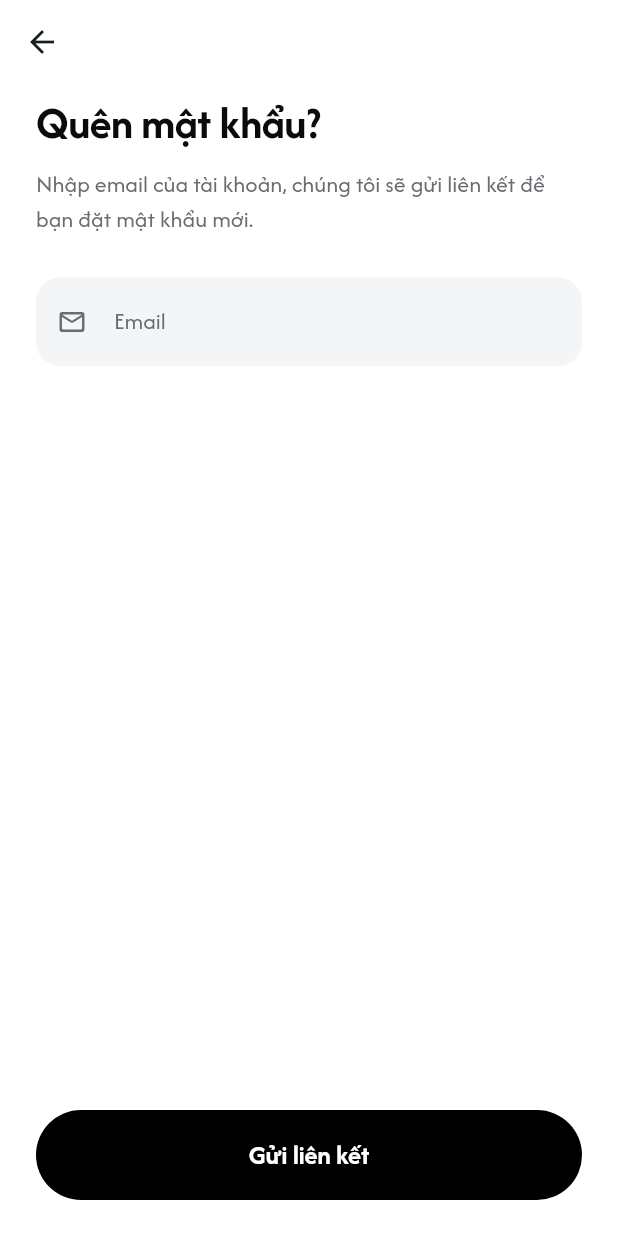
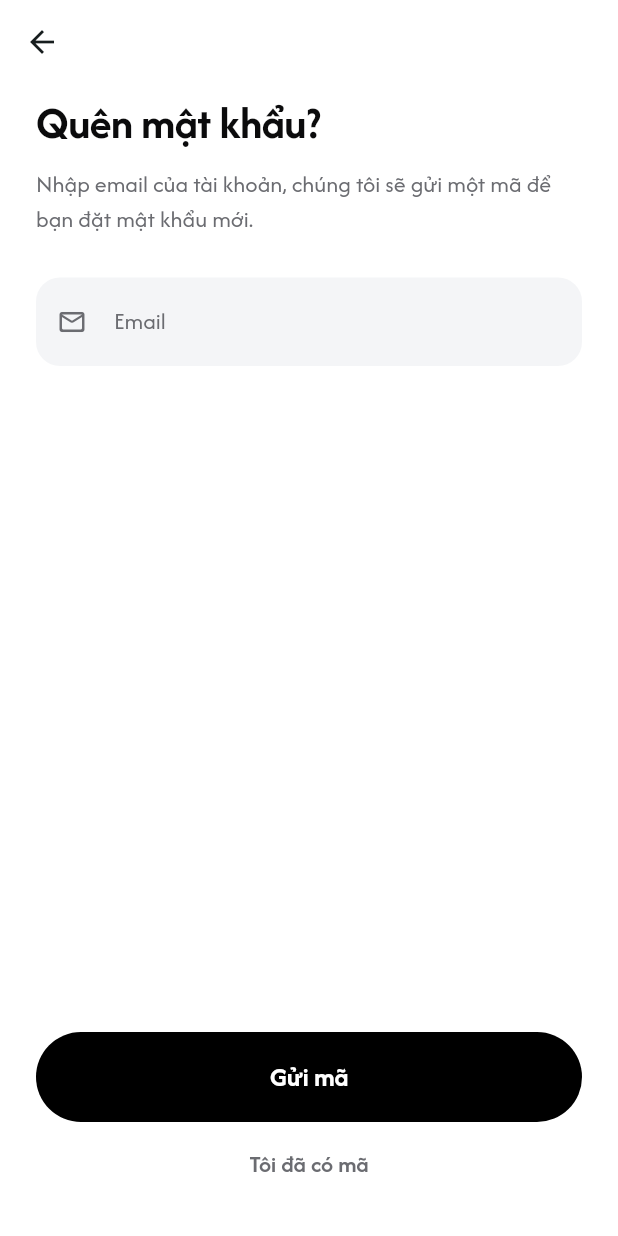
Before and after one commit to TranLamNghia/Food-Recommendation-Mobile-Application-Using-Machine-Learning, a Flutter app: the ForgotPasswordScreen screen opened directly, on a phone screen of 412 x 824 dp. Run offline on Flutter 3.47's test engine with Material 3 defaults, Android fonts, the phone set to English and light mode, and no system bars.

Commit message:
feat(mobile): wire the three password screens to the server
Co-Authored-By: Claude Opus 5.5 <noreply@anthropic.com>

```diff
--- a/mobile/lib/data/api/failure.dart
+++ b/mobile/lib/data/api/failure.dart
@@ -112,6 +112,11 @@ class ApiFailure implements Exception {
   static const String accountDisabled = 'ACCOUNT_DISABLED';
   static const String mlUnavailable = 'ML_UNAVAILABLE';
 
+  /// `400` from §7.1.6: the reset code is wrong, expired or already used.
+  /// Recognised so the reset screen can show it under the code field, where
+  /// the mistake is, rather than in a snackbar.
+  static const String resetTokenInvalid = 'RESET_TOKEN_INVALID';
+
   /// `409` from `PUT /foods/{id}/mark`: the dish is the last one left in a
   /// role some meal cannot be assembled without, so blocking it would leave
   /// a day that cannot be built at all.
--- a/mobile/lib/features/auth/forgot_password_screen.dart
+++ b/mobile/lib/features/auth/forgot_password_screen.dart
@@ -1,13 +1,20 @@
 import 'package:flutter/material.dart';
 
 import '../../core/theme/app_colors.dart';
+import '../../data/api/failure.dart';
+import '../../data/session.dart';
 import 'auth_screen.dart';
+import 'reset_password_screen.dart';
 
-/// Asks for the account email and reports that reset instructions were sent.
+/// Asks for the account email and mails a reset code to it — §7.1.5.
 ///
 /// The confirmation is worded the same whether or not the email exists —
 /// `POST /auth/forgot-password` always answers `202` so the form cannot be
 /// used to find out who has an account.
+///
+/// The mail carries a **code**, not a link: the app registers no deep link,
+/// so a link would open a browser on nothing. The code is pasted into
+/// [ResetPasswordScreen], which this screen leads on to.
 class ForgotPasswordScreen extends StatefulWidget {
   const ForgotPasswordScreen({super.key, this.initialEmail = ''});
 
@@ -34,12 +41,35 @@ class _ForgotPasswordScreenState extends State<ForgotPasswordScreen> {
     if (!_form.currentState!.validate()) return;
 
     setState(() => _busy = true);
-    await Future<void>.delayed(const Duration(milliseconds: 600));
+    try {
+      await SessionScope.of(context).requestPasswordReset(_email.text.trim());
+    } on ApiFailure catch (failure) {
+      if (!mounted) return;
+      setState(() => _busy = false);
+      ScaffoldMessenger.of(context).showSnackBar(
+        SnackBar(
+          content: Text(failure.message),
+          duration: const Duration(seconds: 4),
+        ),
+      );
+      return;
+    }
     if (!mounted) return;
     setState(() {
       _busy = false;
       _sent = true;
     });
+  }
+
+  /// Opens the code screen. When it reports the password changed, this
+  /// screen closes too, so the user lands back on the login form.
+  Future<void> _enterCode() async {
+    final done = await Navigator.of(context).push<bool>(
+      MaterialPageRoute(
+        builder: (_) => ResetPasswordScreen(email: _email.text.trim()),
+      ),
+    );
+    if (done == true && mounted) Navigator.of(context).pop();
   }
 
   @override
@@ -58,24 +88,32 @@ class _ForgotPasswordScreenState extends State<ForgotPasswordScreen> {
           padding: const EdgeInsets.fromLTRB(24, 8, 24, 24),
           child: _sent
               ? Column(
-                  crossAxisAlignment: CrossAxisAlignment.start,
+                  crossAxisAlignment: CrossAxisAlignment.stretch,
                   children: [
-                    const Icon(
-                      Icons.mark_email_read_outlined,
-                      size: 44,
-                      color: AppColors.accentInk,
+                    const Align(
+                      alignment: Alignment.centerLeft,
+                      child: Icon(
+                        Icons.mark_email_read_outlined,
+                        size: 44,
+                        color: AppColors.accentInk,
+                      ),
                     ),
                     const SizedBox(height: 20),
                     Text('Kiểm tra hộp thư', style: text.displaySmall),
                     const SizedBox(height: 10),
                     Text(
-                      'Nếu ${_email.text.trim()} đã đăng ký, hướng dẫn đặt lại '
-                      'mật khẩu đã được gửi tới đó. Liên kết chỉ dùng được '
-                      'một lần.',
+                      'Nếu ${_email.text.trim()} đã đăng ký, một mã đặt lại '
+                      'mật khẩu vừa được gửi tới đó. Mã dùng được một lần và '
+                      'hết hạn sau 15 phút.',
                       style: text.bodyLarge,
                     ),
                     const Spacer(),
                     FilledButton(
+                      onPressed: _enterCode,
+                      child: const Text('Nhập mã đặt lại'),
+                    ),
+                    const SizedBox(height: 4),
+                    TextButton(
                       onPressed: () => Navigator.of(context).pop(),
                       child: const Text('Quay lại đăng nhập'),
                     ),
@@ -84,13 +122,13 @@ class _ForgotPasswordScreenState extends State<ForgotPasswordScreen> {
               : Form(
                   key: _form,
                   child: Column(
-                    crossAxisAlignment: CrossAxisAlignment.start,
+                    crossAxisAlignment: CrossAxisAlignment.stretch,
                     children: [
                       Text('Quên mật khẩu?', style: text.displaySmall),
                       const SizedBox(height: 10),
                       Text(
-                        'Nhập email của tài khoản, chúng tôi sẽ gửi liên kết '
-                        'để bạn đặt mật khẩu mới.',
+                        'Nhập email của tài khoản, chúng tôi sẽ gửi một mã để '
+                        'bạn đặt mật khẩu mới.',
                         style: text.bodyLarge,
                       ),
                       const SizedBox(height: 28),
@@ -105,7 +143,13 @@ class _ForgotPasswordScreenState extends State<ForgotPasswordScreen> {
                       const Spacer(),
                       FilledButton(
                         onPressed: _busy ? null : _send,
-                        child: Text(_busy ? 'Đang gửi…' : 'Gửi liên kết'),
+                        child: Text(_busy ? 'Đang gửi…' : 'Gửi mã'),
+                      ),
+                      const SizedBox(height: 4),
+                      // For someone coming back with a mail already open.
+                      TextButton(
+                        onPressed: _enterCode,
+                        child: const Text('Tôi đã có mã'),
                       ),
                     ],
                   ),
```
Also changed, not shown: mobile/lib/data/api/auth_api.dart (+44 -0 lines), mobile/lib/data/session.dart (+41 -0 lines), mobile/lib/features/account/change_password_screen.dart (+72 -9 lines), mobile/lib/features/auth/reset_password_screen.dart (added, +162 -0 lines), 1 other file.
